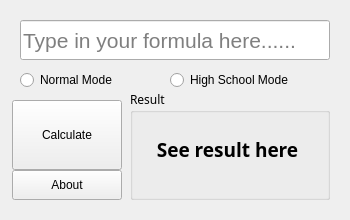
This is SplashMol/app.ui in xinjiajuan/splashmol as Qt 5 draws it before an edit. The edited form follows.
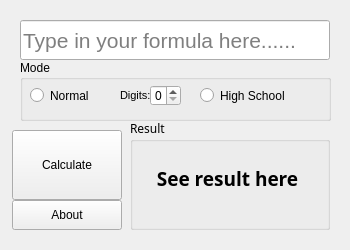
This is the edited form. Icons and pictures are not drawn.

Commit message: add digits spin box & tweak ui

Patch:
```diff
--- a/SplashMol/app.ui
+++ b/SplashMol/app.ui
@@ -7,7 +7,7 @@
     <x>0</x>
     <y>0</y>
     <width>350</width>
-    <height>220</height>
+    <height>250</height>
    </rect>
   </property>
   <property name="windowTitle">
@@ -42,7 +42,7 @@
    <property name="geometry">
     <rect>
      <x>12</x>
-     <y>100</y>
+     <y>130</y>
      <width>110</width>
      <height>70</height>
     </rect>
@@ -74,7 +74,7 @@
    <property name="geometry">
     <rect>
      <x>12</x>
-     <y>170</y>
+     <y>200</y>
      <width>110</width>
      <height>30</height>
     </rect>
@@ -103,9 +103,9 @@
    <property name="geometry">
     <rect>
      <x>130</x>
-     <y>90</y>
+     <y>119</y>
      <width>200</width>
-     <height>110</height>
+     <height>111</height>
     </rect>
    </property>
    <property name="font">
@@ -150,39 +150,83 @@
     </property>
    </widget>
   </widget>
-  <widget class="QRadioButton" name="radioButtonSchool">
+  <widget class="QGroupBox" name="groupBox_2">
    <property name="geometry">
     <rect>
-     <x>170</x>
-     <y>70</y>
-     <width>161</width>
-     <height>20</height>
+     <x>20</x>
+     <y>60</y>
+     <width>311</width>
+     <height>61</height>
     </rect>
    </property>
-   <property name="text">
-    <string>High School Mode</string>
+   <property name="title">
+    <string>Mode</string>
    </property>
-   <property name="icon">
-    <iconset resource="res.qrc">
-     <normaloff>:/assets/assets/school.png</normaloff>:/assets/assets/school.png</iconset>
+   <property name="checkable">
+    <bool>false</bool>
+   </property>
+   <widget class="QSpinBox" name="spinBox">
+    <property name="geometry">
+     <rect>
+      <x>130</x>
+      <y>25</y>
+      <width>31</width>
+      <height>21</height>
+     </rect>
    </property>
   </widget>
   <widget class="QRadioButton" name="radioButtonNormal">
    <property name="geometry">
     <rect>
-     <x>20</x>
-     <y>70</y>
-     <width>141</width>
-     <height>20</height>
+      <x>10</x>
+      <y>20</y>
+      <width>91</width>
+      <height>31</height>
     </rect>
    </property>
    <property name="text">
-    <string>Normal Mode</string>
+     <string>Normal</string>
    </property>
    <property name="icon">
     <iconset resource="res.qrc">
      <normaloff>:/assets/assets/normal.png</normaloff>:/assets/assets/normal.png</iconset>
    </property>
+   </widget>
+   <widget class="QRadioButton" name="radioButtonSchool">
+    <property name="geometry">
+     <rect>
+      <x>180</x>
+      <y>20</y>
+      <width>121</width>
+      <height>31</height>
+     </rect>
+    </property>
+    <property name="text">
+     <string>High School</string>
+    </property>
+    <property name="icon">
+     <iconset resource="res.qrc">
+      <normaloff>:/assets/assets/school.png</normaloff>:/assets/assets/school.png</iconset>
+    </property>
+   </widget>
+   <widget class="QLabel" name="label">
+    <property name="geometry">
+     <rect>
+      <x>100</x>
+      <y>20</y>
+      <width>31</width>
+      <height>31</height>
+     </rect>
+    </property>
+    <property name="font">
+     <font>
+      <pointsize>8</pointsize>
+     </font>
+    </property>
+    <property name="text">
+     <string>Digits:</string>
+    </property>
+   </widget>
   </widget>
  </widget>
  <resources>
```
Lines whose indentation alone changed are shown as unchanged. The commit also changes 1 other file.
